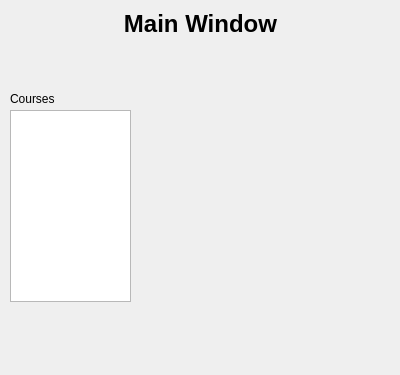
First picture: the form in mainwindow.ui, repository FigueroaCode/Scribble, before the edit.
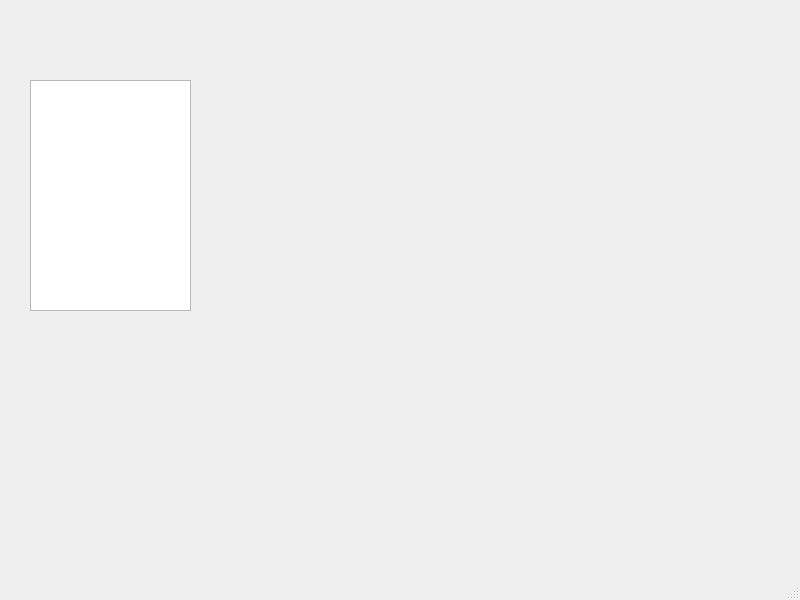
Second picture: the form after the edit.

The edit to the form file:
```diff
--- a/mainwindow.ui
+++ b/mainwindow.ui
@@ -1,74 +1,41 @@
 <?xml version="1.0" encoding="UTF-8"?>
 <ui version="4.0">
  <class>MainWindow</class>
- <widget class="QDialog" name="MainWindow">
+ <widget class="QMainWindow" name="MainWindow">
   <property name="geometry">
    <rect>
     <x>0</x>
     <y>0</y>
-    <width>400</width>
-    <height>375</height>
+    <width>800</width>
+    <height>600</height>
    </rect>
   </property>
-  <property name="sizePolicy">
-   <sizepolicy hsizetype="Fixed" vsizetype="Fixed">
-    <horstretch>0</horstretch>
-    <verstretch>0</verstretch>
-   </sizepolicy>
-  </property>
   <property name="windowTitle">
    <string>Dialog</string>
   </property>
-  <widget class="QLabel" name="coursesLabel">
-   <property name="geometry">
-    <rect>
-     <x>10</x>
-     <y>90</y>
-     <width>61</width>
-     <height>17</height>
-    </rect>
-   </property>
-   <property name="text">
-    <string>Courses</string>
-   </property>
-  </widget>
-  <widget class="QSplitter" name="splitter">
-   <property name="geometry">
-    <rect>
-     <x>20</x>
-     <y>10</y>
-     <width>361</width>
-     <height>33</height>
-    </rect>
-   </property>
-   <property name="orientation">
-    <enum>Qt::Horizontal</enum>
-   </property>
-   <widget class="QLabel" name="label">
-    <property name="sizePolicy">
-     <sizepolicy hsizetype="Fixed" vsizetype="Fixed">
-      <horstretch>0</horstretch>
-      <verstretch>0</verstretch>
-     </sizepolicy>
-    </property>
-    <property name="text">
-     <string>&lt;h1&gt;Main Window&lt;/h1&gt;</string>
-    </property>
-    <property name="alignment">
-     <set>Qt::AlignHCenter|Qt::AlignTop</set>
+  <widget class="QWidget" name="centralwidget">
+   <widget class="QListWidget" name="courseList">
+    <property name="geometry">
+     <rect>
+      <x>30</x>
+      <y>80</y>
+      <width>161</width>
+      <height>231</height>
+     </rect>
     </property>
    </widget>
   </widget>
-  <widget class="QListWidget" name="courseList">
+  <widget class="QMenuBar" name="menubar">
    <property name="geometry">
     <rect>
-     <x>10</x>
-     <y>110</y>
-     <width>121</width>
-     <height>192</height>
+     <x>0</x>
+     <y>0</y>
+     <width>800</width>
+     <height>22</height>
     </rect>
    </property>
   </widget>
+  <widget class="QStatusBar" name="statusbar"/>
  </widget>
  <resources/>
  <connections/>
```
Left out of the diff: 2 changed lines with no effect on the pictures.
